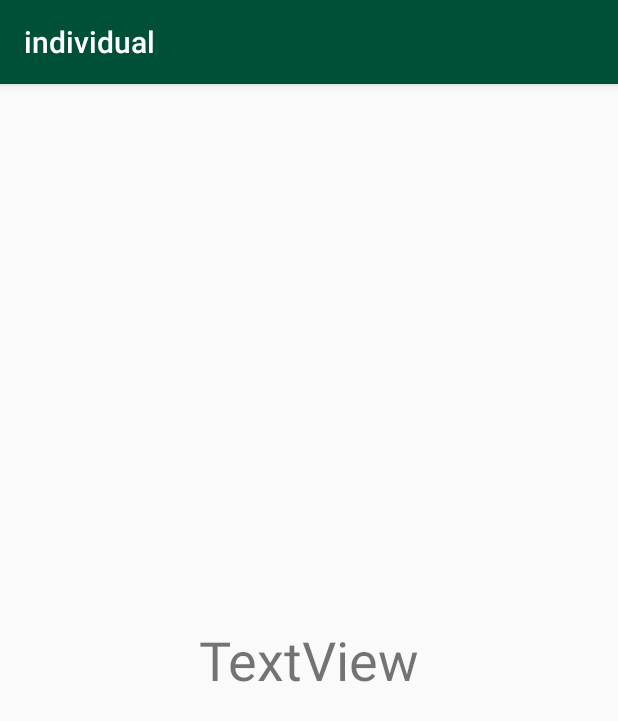
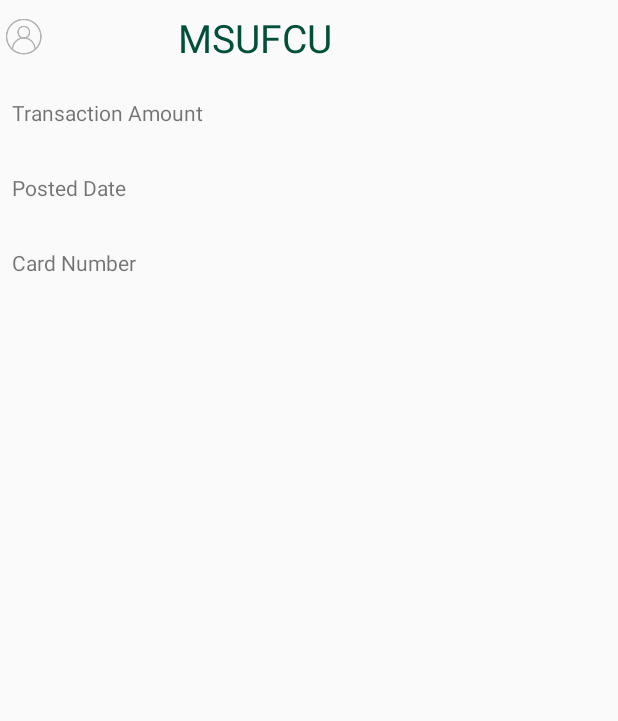
Before and after one commit to AustinRoberts97/Anomaly_detection_android, an Android app: the Individual_Trans screen opened directly, with no data from a screen before it, on a phone screen of 412 x 824 dp. Shown: the top 721 px of the screen. Run offline under Robolectric (Android 15) with nearby library versions, the phone set to English and light mode, and no system bars; 1 statement that could not run was skipped.

```diff
--- a/app/src/main/java/edu/msu/rober976/anomaly_detection_android/Cloud.java
+++ b/app/src/main/java/edu/msu/rober976/anomaly_detection_android/Cloud.java
@@ -196,7 +196,7 @@ public class Cloud {
             tv.setText(transactions.get(i).getCard_acceptor_name());
             Log.e(TAG, transactions.get(i).getCard_acceptor_name() );
             TextView tv2 = (TextView)view.findViewById(R.id.amount);
-            tv2.setText(transactions.get(i).getPost_amount().toString());
+            tv2.setText("$"+String.format("%.2f",transactions.get(i).getPost_amount()));
             Log.e(TAG, transactions.get(i).getPost_amount().toString());
             TextView tv3 = (TextView)view.findViewById(R.id.fraud_flag);
             tv3.setText("");
--- a/app/src/main/java/edu/msu/rober976/anomaly_detection_android/Individual_Trans.java
+++ b/app/src/main/java/edu/msu/rober976/anomaly_detection_android/Individual_Trans.java
@@ -18,14 +18,13 @@ public class Individual_Trans extends AppCompatActivity {
     protected void onCreate(Bundle savedInstanceState) {
         super.onCreate(savedInstanceState);
         setContentView(R.layout.activity_individual);
-        Toolbar toolbar = (Toolbar) findViewById(R.id.toolbar);
-        setSupportActionBar(toolbar);
+
 
         Intent intent = getIntent();
         Transaction transaction = intent.getParcelableExtra("Transaction");
 
-        TextView store = findViewById(R.id.store);
-        store.setText(transaction.getCard_acceptor_name());
+        TextView Location = findViewById(R.id.amount2);
+        Location.setText("$"+String.format("%.2f",transaction.getPost_amount()));
 
 
     }
--- a/app/src/main/res/layout/activity_individual.xml
+++ b/app/src/main/res/layout/activity_individual.xml
@@ -1,40 +1,107 @@
 <?xml version="1.0" encoding="utf-8"?>
-<android.support.design.widget.CoordinatorLayout xmlns:android="http://schemas.android.com/apk/res/android"
-    xmlns:app="http://schemas.android.com/apk/res-auto"
+<LinearLayout xmlns:android="http://schemas.android.com/apk/res/android"
     xmlns:tools="http://schemas.android.com/tools"
-    android:layout_width="match_parent"
-    android:layout_height="match_parent"
-    tools:context=".Individual_Trans">
-
-    <android.support.design.widget.AppBarLayout
-        android:layout_width="match_parent"
-        android:layout_height="wrap_content"
-        android:theme="@style/AppTheme.AppBarOverlay">
-
-        <android.support.v7.widget.Toolbar
-            android:id="@+id/toolbar"
-            android:layout_width="match_parent"
-            android:layout_height="?attr/actionBarSize"
-            android:background="?attr/colorPrimary"
-            app:popupTheme="@style/AppTheme.PopupOverlay" />
-
-    </android.support.design.widget.AppBarLayout>
-
-    <include
-        android:id="@+id/include"
-        layout="@layout/content_individual" />
-
+    android:orientation="vertical" android:layout_width="match_parent"
+    android:layout_height="match_parent">\
 
 
     <TextView
-        android:id="@+id/store"
+        android:id="@+id/MSUFCU"
         android:layout_width="match_parent"
         android:layout_height="50dp"
-        android:text="TextView"
-        android:textAlignment="center"
-        app:layout_anchor="@+id/include"
-        app:layout_anchorGravity="left|center"
-        android:textSize="36dp"/>
+        android:text="             MSUFCU"
+        android:textColor="@color/msufcugreen"
+        android:textSize="26sp"
+        android:gravity="center_vertical"
+        android:drawableLeft="@drawable/figureicon"
+        />
+
+    <LinearLayout
+    android:layout_width="match_parent"
+    android:layout_height="wrap_content"
+    android:orientation="horizontal">
+
+    <TextView
+        android:id="@+id/amount1"
+        android:layout_width="0dp"
+        android:layout_height="50dp"
+        android:layout_weight="1"
+        android:layout_gravity="start"
+        android:text="Transaction Amount"
+        android:gravity="center_vertical"
+        android:paddingLeft="8dp"/>
+
+        <TextView
+        android:id="@+id/amount2"
+        android:layout_width="0dp"
+        android:layout_height="50dp"
+        android:layout_weight="1"
+        android:layout_gravity="end"
+        android:text=""
+        android:gravity="center_vertical"
+        android:textSize="18dp"
+        android:textAlignment="textEnd"
+        android:paddingRight="8dp"
+            tools:ignore="RtlCompat" />/>
+    </LinearLayout>
+
+    <LinearLayout
+        android:layout_width="match_parent"
+        android:layout_height="wrap_content"
+        android:orientation="horizontal">
+
+        <TextView
+            android:id="@+id/postdate1"
+            android:layout_width="0dp"
+            android:layout_height="50dp"
+            android:layout_weight="1"
+            android:layout_gravity="start"
+            android:text="Posted Date"
+            android:gravity="center_vertical"
+            android:paddingLeft="8dp"/>
+
+        <TextView
+            android:id="@+id/postdate2"
+            android:layout_width="0dp"
+            android:layout_height="50dp"
+            android:layout_weight="1"
+            android:layout_gravity="end"
+            android:text=""
+            android:gravity="center_vertical"
+            android:textSize="18dp"
+            android:textAlignment="textEnd"
+            android:paddingRight="8dp"
+            tools:ignore="RtlCompat" />/>
+    </LinearLayout>
+
+    <LinearLayout
+        android:layout_width="match_parent"
+        android:layout_height="wrap_content"
+        android:orientation="horizontal">
+
+        <TextView
+            android:id="@+id/card1"
+            android:layout_width="0dp"
+            android:layout_height="50dp"
+            android:layout_weight="1"
+            android:layout_gravity="start"
+            android:text="Card Number"
+            android:gravity="center_vertical"
+            android:paddingLeft="8dp"/>
+
+        <TextView
+            android:id="@+id/card2"
+            android:layout_width="0dp"
+            android:layout_height="50dp"
+            android:layout_weight="1"
+            android:layout_gravity="end"
+            android:text=""
+            android:gravity="center_vertical"
+            android:textSize="18dp"
+            android:textAlignment="textEnd"
+            android:paddingRight="8dp"
+            tools:ignore="RtlCompat" />/>
+    </LinearLayout>
 
 
-</android.support.design.widget.CoordinatorLayout>
+</LinearLayout>
```
Also changed, not shown: app/src/main/AndroidManifest.xml (+8 -5 lines), app/src/main/java/edu/msu/rober976/anomaly_detection_android/LoginActivity.java (+32 -68 lines), app/src/main/res/layout/activity_login.xml (+5 -17 lines).
